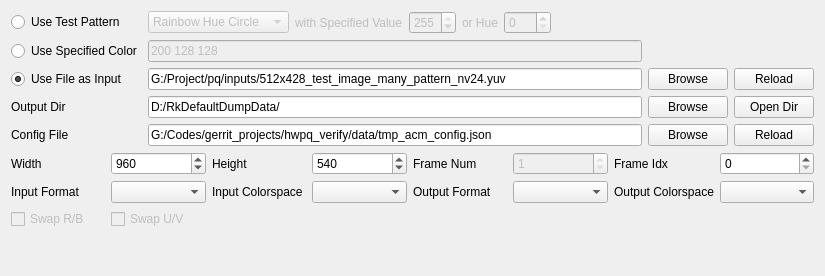
Before: the Qt Designer form script/verify_tool_app/ui/io_ui.ui in FaiScofield/hwpq_verify, drawn with Qt 5.
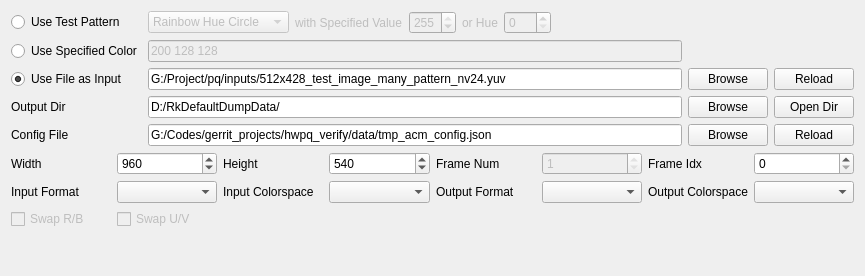
After: the same form once the commit is applied.

```diff
--- a/script/verify_tool_app/ui/io_ui.ui
+++ b/script/verify_tool_app/ui/io_ui.ui
@@ -6,7 +6,7 @@
    <rect>
     <x>0</x>
     <y>0</y>
-    <width>825</width>
+    <width>865</width>
     <height>276</height>
    </rect>
   </property>
```
Left out of the diff: 2 changed lines with no effect on the pictures.
